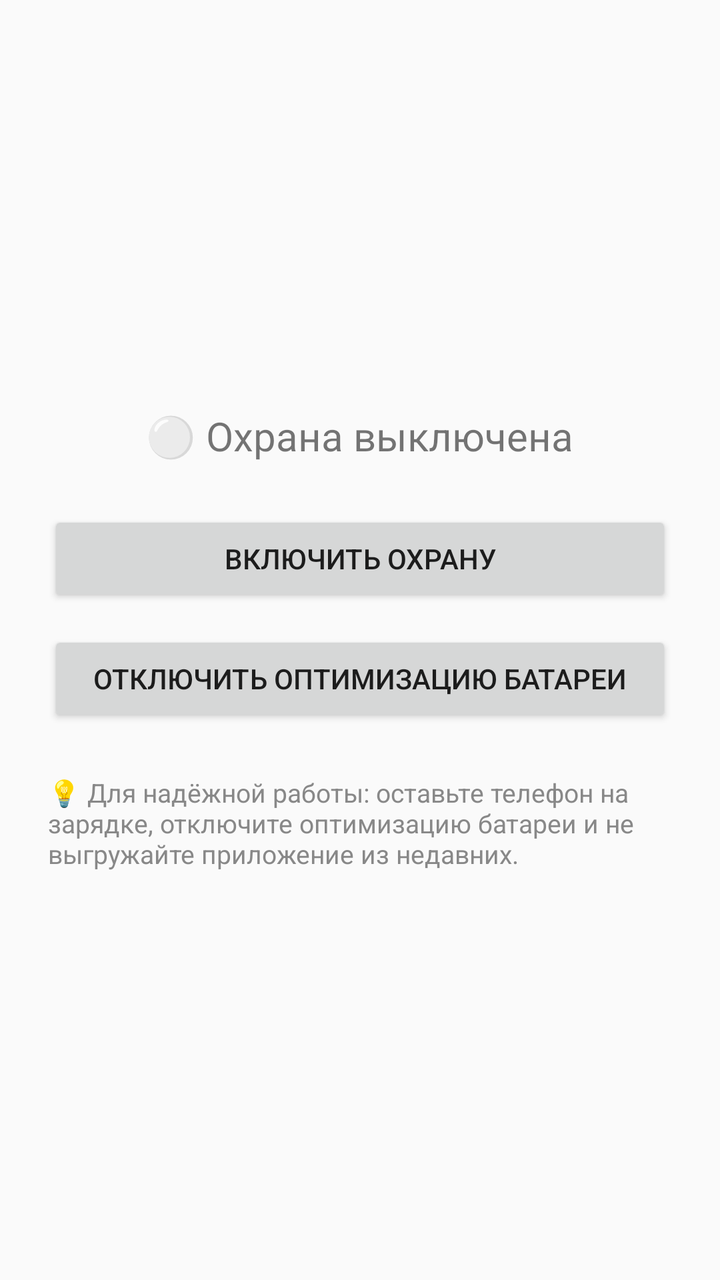
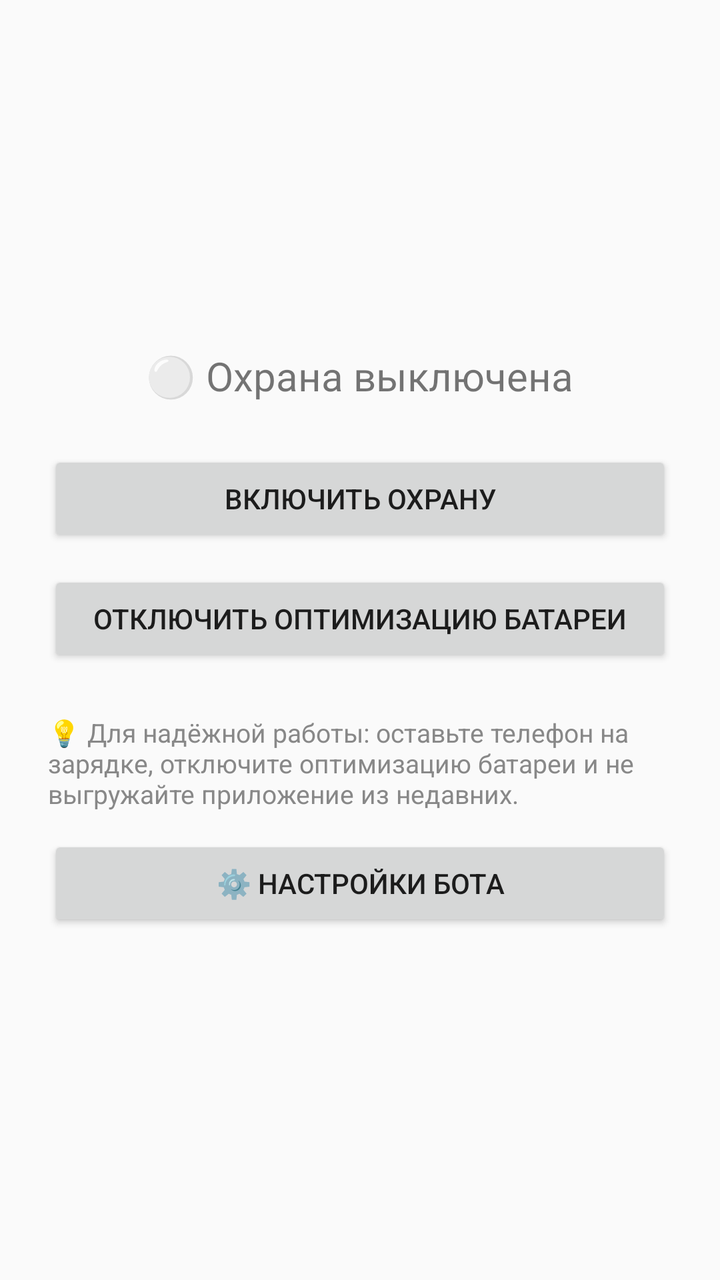

The first picture is an Android layout as it rendered before a commit; the second is the same layout after the commit. The layout source and the unified diff follow.
<!-- AndroidManifest.xml: application theme Theme.AppCompat.DayNight.NoActionBar -->
<!-- res/layout/activity_main.xml -->
<?xml version="1.0" encoding="utf-8"?>
<LinearLayout xmlns:android="http://schemas.android.com/apk/res/android"
    android:layout_width="match_parent"
    android:layout_height="match_parent"
    android:orientation="vertical"
    android:padding="24dp"
    android:gravity="center">

    <TextView
        android:id="@+id/statusText"
        android:layout_width="wrap_content"
        android:layout_height="wrap_content"
        android:text="⚪ Охрана выключена"
        android:textSize="20sp"
        android:paddingBottom="24dp"/>

    <Button
        android:id="@+id/toggleBtn"
        android:layout_width="match_parent"
        android:layout_height="wrap_content"
        android:text="Включить охрану"/>

    <Button
        android:id="@+id/batteryBtn"
        android:layout_width="match_parent"
        android:layout_height="wrap_content"
        android:layout_marginTop="12dp"
        android:text="Отключить оптимизацию батареи"/>

    <TextView
        android:layout_width="match_parent"
        android:layout_height="wrap_content"
        android:layout_marginTop="24dp"
        android:textSize="13sp"
        android:textColor="#888"
        android:text="💡 Для надёжной работы: оставьте телефон на зарядке, отключите оптимизацию батареи и не выгружайте приложение из недавних."/>
</LinearLayout>
<!-- resources referenced by this layout -->
<resources>

</resources>

<!-- the commit's change to res/layout/activity_main.xml (unified diff, before → after) -->
@@ -34,4 +34,10 @@
         android:textSize="13sp"
         android:textColor="#888"
         android:text="💡 Для надёжной работы: оставьте телефон на зарядке, отключите оптимизацию батареи и не выгружайте приложение из недавних."/>
+    <Button
+        android:id="@+id/settingsBtn"
+        android:layout_width="match_parent"
+        android:layout_height="wrap_content"
+        android:layout_marginTop="12dp"
+        android:text="⚙️ Настройки бота"/>
 </LinearLayout>
